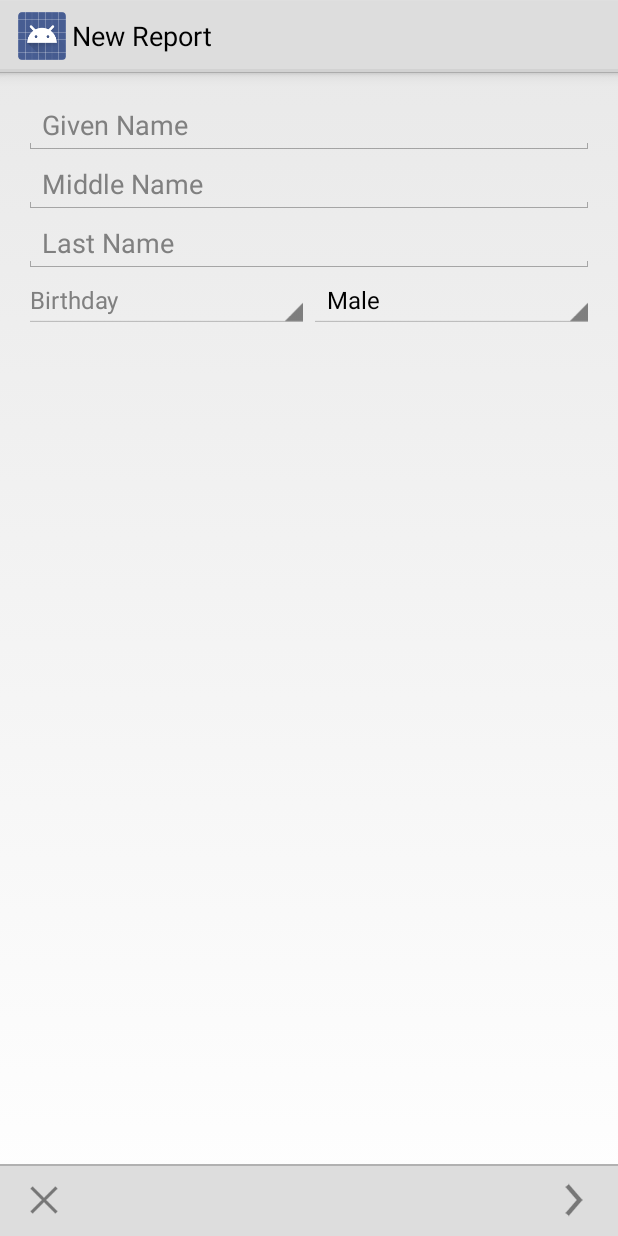
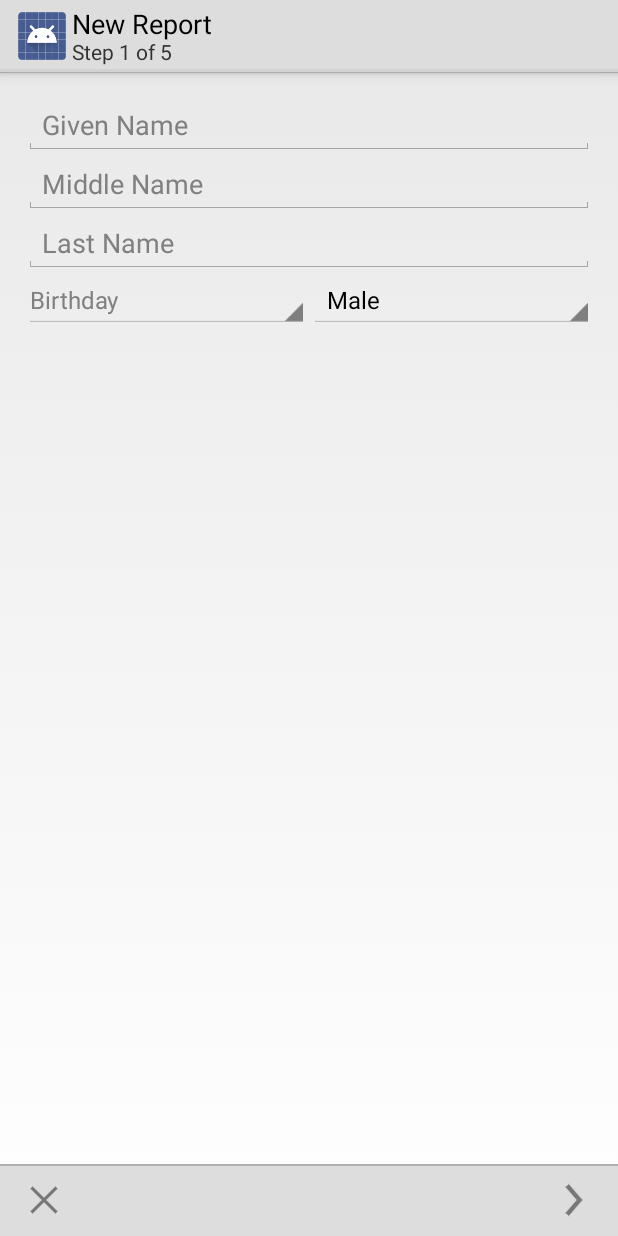
Before and after one commit to catAngangco/Malaria-Android2, an Android app: the NewReportActivity screen opened directly, with no data from a screen before it, on a phone screen of 412 x 824 dp. Run offline under Robolectric (Android 15) with nearby library versions, the phone set to English and light mode, and no system bars.

Commit message:
added message when gridview of photos and empty and "step counter" on subtitle of new report

```diff
--- a/Malaria/src/main/AndroidManifest.xml
+++ b/Malaria/src/main/AndroidManifest.xml
@@ -9,6 +9,7 @@
         android:targetSdkVersion="17" />
 
     <uses-permission android:name="android.permission.WRITE_EXTERNAL_STORAGE" />
+
     <uses-feature android:name="android.hardware.camera" />
 
     <application
--- a/Malaria/src/main/java/com/cajama/malaria/NewReportActivity.java
+++ b/Malaria/src/main/java/com/cajama/malaria/NewReportActivity.java
@@ -37,6 +37,7 @@ public class NewReportActivity extends Activity {
     private static final int PHOTO_REQUEST = 4214;
     private Uri fileUri;
     private String imageFilePath;
+    private int stepnum = 1;
 
     private class myBitmap {
         String path;
@@ -94,6 +95,9 @@ public class NewReportActivity extends Activity {
     @Override
     protected void onCreate(Bundle savedInstanceState) {
         super.onCreate(savedInstanceState);
+
+        getActionBar().setSubtitle("Step " + stepnum + " of 5");
+
         setContentView(R.layout.activity_new_report);
 
         Spinner spinner = (Spinner) findViewById(R.id.gender_spinner);
@@ -106,6 +110,7 @@ public class NewReportActivity extends Activity {
 
         images = new ImageAdapter(this);
         new_report_photos_layout = (GridView) findViewById(R.id.new_report_photos_layout);
+        new_report_photos_layout.setEmptyView(findViewById(R.id.empty_list_view));
         new_report_photos_layout.setAdapter(images);
 
         new_report_photos_layout.setOnItemClickListener(new AdapterView.OnItemClickListener() {
@@ -122,6 +127,8 @@ public class NewReportActivity extends Activity {
 
     @Override
     public boolean onPrepareOptionsMenu(Menu menu) {
+        getActionBar().setSubtitle("Step " + stepnum + " of 5");
+
         if (VF.getDisplayedChild() == 0) {
             menu.findItem(R.id.action_prev).setIcon(R.drawable.navigation_cancel).setTitle(R.string.cancel);
         } else {
@@ -174,12 +181,14 @@ public class NewReportActivity extends Activity {
                     alertDialog.show();
                 } else {
                     VF.showPrevious();
+                    stepnum--;
                 }
                 return true;
             case R.id.action_next:
                 invalidateOptionsMenu();
                 if(VF.getDisplayedChild() != VF.getChildCount()-1) {
                     VF.showNext();
+                    stepnum++;
                 }
                 return true;
             case R.id.action_photo:
--- a/Malaria/src/main/res/layout/activity_new_report.xml
+++ b/Malaria/src/main/res/layout/activity_new_report.xml
@@ -15,7 +15,6 @@
                   android:paddingRight="@dimen/activity_horizontal_margin"
                   android:paddingTop="@dimen/activity_vertical_margin"
                   android:paddingBottom="@dimen/activity_vertical_margin" >
-
 
         <EditText
                 android:layout_width="fill_parent"
@@ -68,7 +67,7 @@
 
     </LinearLayout>
 
-    <LinearLayout android:layout_width="fill_parent"
+    <RelativeLayout android:layout_width="fill_parent"
                   android:layout_height="fill_parent"
                   android:orientation="vertical"
                   android:id="@+id/second_flip">
@@ -83,6 +82,14 @@
                   android:numColumns="3"
                 />
 
-    </LinearLayout>
+        <TextView
+                android:id="@+id/empty_list_view"
+                android:layout_width="wrap_content"
+                android:layout_height="wrap_content"
+                android:text="@string/empty_photos_message"
+                android:layout_centerVertical="true"
+                android:layout_centerHorizontal="true"
+                android:visibility="gone" />
+    </RelativeLayout>
 
 </ViewFlipper>
--- a/Malaria/src/main/res/menu/fullscreen_photo.xml
+++ b/Malaria/src/main/res/menu/fullscreen_photo.xml
@@ -3,6 +3,6 @@
           android:title="@string/delete_photo"
           android:visible="true"
           android:orderInCategory="100"
-          android:icon="@drawable/navigation_cancel"
-          android:showAsAction="never" />
+          android:icon="@drawable/content_discard"
+          android:showAsAction="always" />
 </menu>
--- a/Malaria/src/main/res/values/strings.xml
+++ b/Malaria/src/main/res/values/strings.xml
@@ -13,8 +13,7 @@
     <string name="last_name">Last Name</string>
     <string name="age">Age</string>
     <string name="take_photo">Take Photo</string>
-1
-    <string-array name="gender_array">
+1    <string-array name="gender_array">
         <item>Male</item>
         <item>Female</item>
     </string-array>
@@ -32,5 +31,6 @@
     <string name="new_report_cancel_warning">This report will be discarded. All progress including photos will be lost.</string>
     <string name="photo_delete_warning">This photo will be deleted. This action is irreversible.</string>
     <string name="ok">OK</string>
+    <string name="empty_photos_message">Click the camera button below to add new photos.</string>
 
 </resources>
```
Also changed, not shown: Malaria/src/main/res/layout/test.xml (added, +16 -0 lines), 18 other files.
